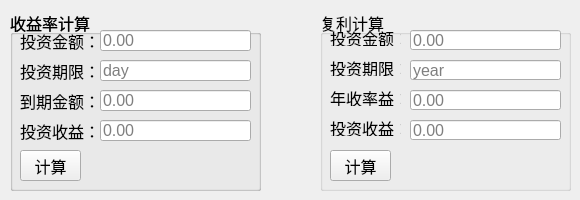
Qt form qt_project/finance/finance.ui (RockyChing/qt_play) before a commit.
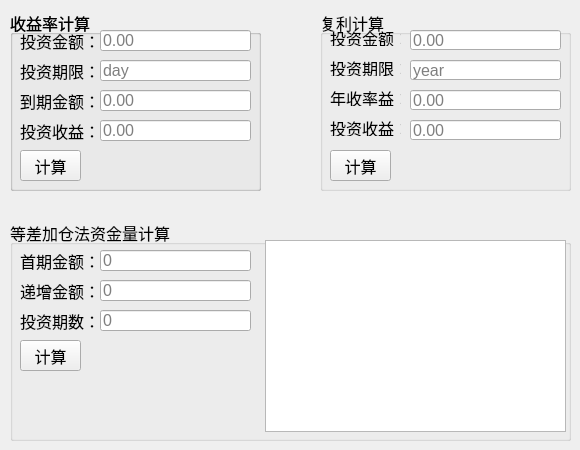
The same form after that commit. Icons and pictures are not drawn.

Commit message: Dev V1.18.3 Add 等差加仓法资金量计算

Patch:
```diff
--- a/qt_project/finance/finance.ui
+++ b/qt_project/finance/finance.ui
@@ -7,7 +7,7 @@
     <x>0</x>
     <y>0</y>
     <width>580</width>
-    <height>200</height>
+    <height>450</height>
    </rect>
   </property>
   <property name="minimumSize">
@@ -19,7 +19,7 @@
   <property name="maximumSize">
    <size>
     <width>580</width>
-    <height>200</height>
+    <height>450</height>
    </size>
   </property>
   <property name="windowTitle">
@@ -445,6 +445,178 @@
    </property>
    <layout class="QHBoxLayout" name="horizontalLayout"/>
   </widget>
+  <widget class="QGroupBox" name="groupBox_4">
+   <property name="geometry">
+    <rect>
+     <x>10</x>
+     <y>220</y>
+     <width>561</width>
+     <height>221</height>
+    </rect>
+   </property>
+   <property name="font">
+    <font>
+     <pointsize>12</pointsize>
+    </font>
+   </property>
+   <property name="title">
+    <string>等差加仓法资金量计算</string>
+   </property>
+   <widget class="QLabel" name="labelIncomeSrc_2">
+    <property name="geometry">
+     <rect>
+      <x>10</x>
+      <y>30</y>
+      <width>81</width>
+      <height>21</height>
+     </rect>
+    </property>
+    <property name="font">
+     <font>
+      <pointsize>12</pointsize>
+     </font>
+    </property>
+    <property name="text">
+     <string>首期金额：</string>
+    </property>
+   </widget>
+   <widget class="QLineEdit" name="inputFirst">
+    <property name="geometry">
+     <rect>
+      <x>90</x>
+      <y>30</y>
+      <width>151</width>
+      <height>21</height>
+     </rect>
+    </property>
+    <property name="font">
+     <font>
+      <pointsize>12</pointsize>
+     </font>
+    </property>
+    <property name="toolTip">
+     <string/>
+    </property>
+    <property name="text">
+     <string/>
+    </property>
+    <property name="placeholderText">
+     <string extracomment="0.00">0</string>
+    </property>
+   </widget>
+   <widget class="QLabel" name="labelIncomeSrc_3">
+    <property name="geometry">
+     <rect>
+      <x>10</x>
+      <y>60</y>
+      <width>81</width>
+      <height>21</height>
+     </rect>
+    </property>
+    <property name="font">
+     <font>
+      <pointsize>12</pointsize>
+     </font>
+    </property>
+    <property name="text">
+     <string>递增金额：</string>
+    </property>
+   </widget>
+   <widget class="QLineEdit" name="inputIncrease">
+    <property name="geometry">
+     <rect>
+      <x>90</x>
+      <y>60</y>
+      <width>151</width>
+      <height>21</height>
+     </rect>
+    </property>
+    <property name="font">
+     <font>
+      <pointsize>12</pointsize>
+     </font>
+    </property>
+    <property name="toolTip">
+     <string/>
+    </property>
+    <property name="text">
+     <string/>
+    </property>
+    <property name="placeholderText">
+     <string extracomment="0.00">0</string>
+    </property>
+   </widget>
+   <widget class="QLabel" name="labelIncomeTime_2">
+    <property name="geometry">
+     <rect>
+      <x>10</x>
+      <y>90</y>
+      <width>81</width>
+      <height>21</height>
+     </rect>
+    </property>
+    <property name="font">
+     <font>
+      <pointsize>12</pointsize>
+     </font>
+    </property>
+    <property name="text">
+     <string>投资期数：</string>
+    </property>
+   </widget>
+   <widget class="QLineEdit" name="inputCnt">
+    <property name="geometry">
+     <rect>
+      <x>90</x>
+      <y>90</y>
+      <width>151</width>
+      <height>21</height>
+     </rect>
+    </property>
+    <property name="font">
+     <font>
+      <pointsize>12</pointsize>
+     </font>
+    </property>
+    <property name="toolTip">
+     <string/>
+    </property>
+    <property name="text">
+     <string/>
+    </property>
+    <property name="placeholderText">
+     <string extracomment="0.00">0</string>
+    </property>
+   </widget>
+   <widget class="QPushButton" name="btnTotalMoney">
+    <property name="geometry">
+     <rect>
+      <x>10</x>
+      <y>120</y>
+      <width>61</width>
+      <height>31</height>
+     </rect>
+    </property>
+    <property name="font">
+     <font>
+      <pointsize>12</pointsize>
+     </font>
+    </property>
+    <property name="text">
+     <string>计算</string>
+    </property>
+   </widget>
+   <widget class="QTextBrowser" name="textMoney">
+    <property name="geometry">
+     <rect>
+      <x>255</x>
+      <y>20</y>
+      <width>301</width>
+      <height>192</height>
+     </rect>
+    </property>
+   </widget>
+  </widget>
   <zorder>layoutWidget</zorder>
   <zorder>groupBox_3</zorder>
   <zorder>groupBox</zorder>
```
Left out of the diff: 1 changed line with no effect on the pictures. The commit also changes 7 other files.
